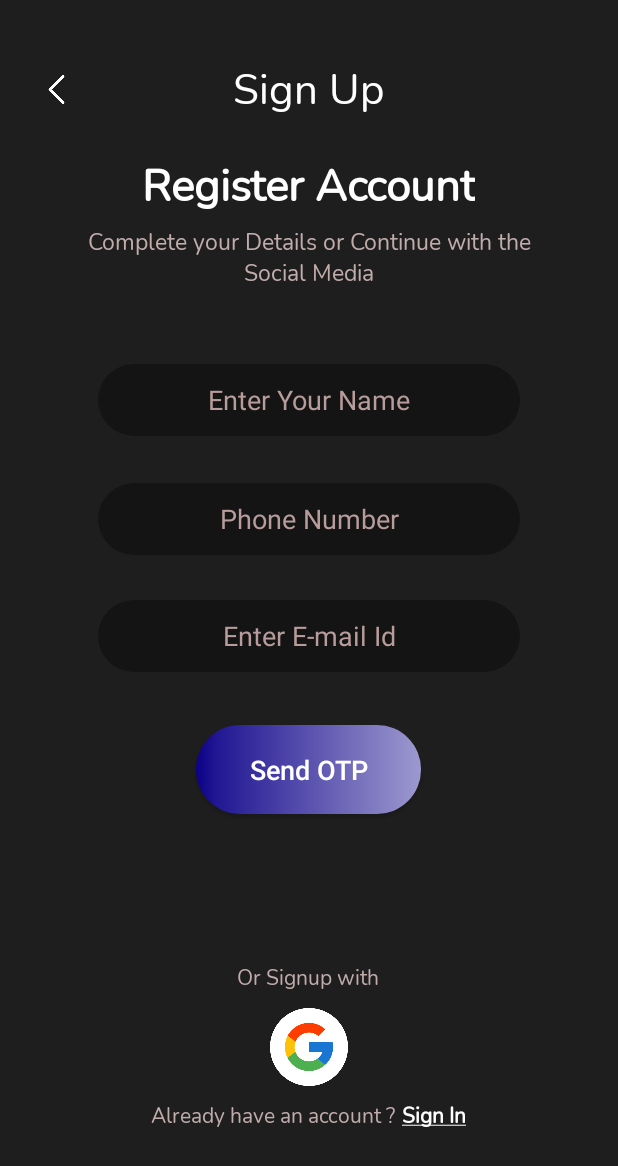
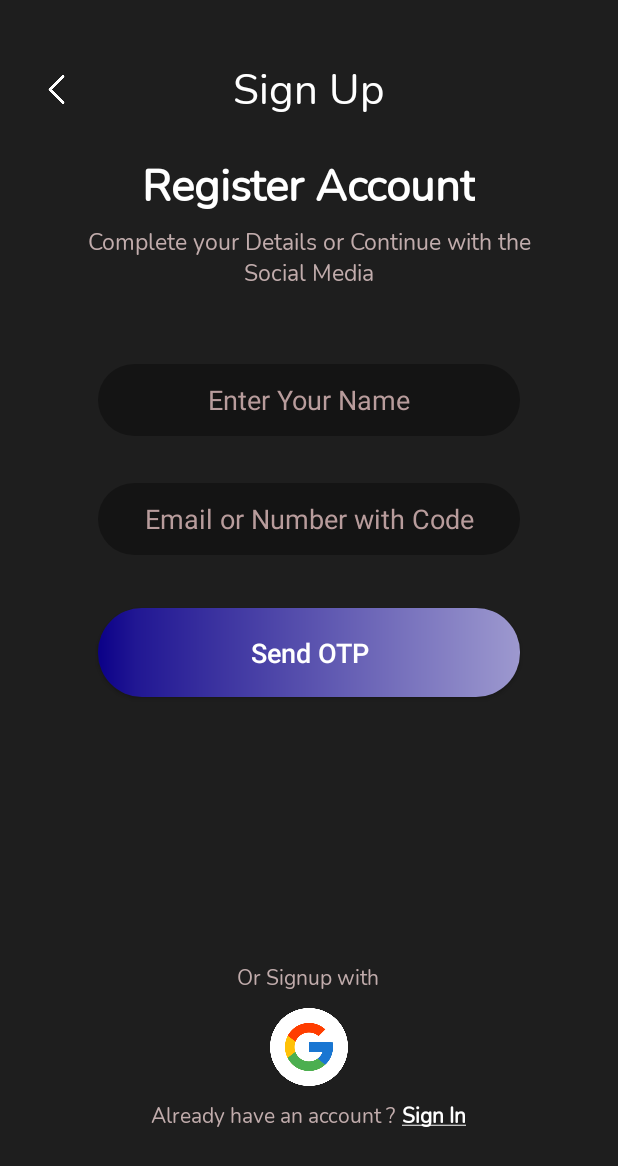
Before and after one commit to rishabhraj1572/GemX, an Android app: the SignupActivity screen opened directly, with no data from a screen before it, on a phone screen of 412 x 824 dp. Shown: the top 1166 px of the screen. Run offline under Robolectric (Android 15) with nearby library versions, the phone set to English and light mode, and no system bars.

Commit message:
Completed till page 20

```diff
--- a/app/build.gradle.kts
+++ b/app/build.gradle.kts
@@ -8,7 +8,7 @@ android {
 
     defaultConfig {
         applicationId = "com.gemx.gemx"
-        minSdk = 21
+        minSdk = 23
         targetSdk = 34
         versionCode = 1
         versionName = "1.0"
@@ -42,4 +42,7 @@ dependencies {
     androidTestImplementation(libs.espresso.core)
 
     implementation ("com.airbnb.android:lottie:3.4.0")
+
+    implementation(platform("com.google.firebase:firebase-bom:33.1.0"))
+    implementation("com.google.firebase:firebase-auth")
 }
--- a/app/src/main/java/com/gemx/gemx/SignupActivity.java
+++ b/app/src/main/java/com/gemx/gemx/SignupActivity.java
@@ -2,13 +2,19 @@ package com.gemx.gemx;
 
 import android.content.Intent;
 import android.os.Bundle;
+import android.text.Editable;
+import android.text.TextWatcher;
+import android.util.Patterns;
+import android.view.View;
 import android.widget.Button;
+import android.widget.EditText;
 import android.widget.ImageView;
 import android.widget.TextView;
 
 import androidx.activity.EdgeToEdge;
 import androidx.annotation.Nullable;
 import androidx.appcompat.app.AppCompatActivity;
+
 
 public class SignupActivity extends AppCompatActivity {
     @Override
@@ -23,14 +29,44 @@ public class SignupActivity extends AppCompatActivity {
 
         backBtn.setOnClickListener(v-> finish());
 
-        signinBtn.setOnClickListener(v->{
-           onBackPressed();
-        });
+        signinBtn.setOnClickListener(v-> onBackPressed());
 
         sendOTP.setOnClickListener(v->{
             Intent i = new Intent(this,OTPActivity.class);
             startActivity(i);
         });
+
+        EditText userName = findViewById(R.id.et_username);
+        EditText userId = findViewById(R.id.et_phone_email);
+        EditText userPass = findViewById(R.id.et_password);
+
+        userId.addTextChangedListener(new TextWatcher() {
+            @Override
+            public void beforeTextChanged(CharSequence charSequence, int i, int i1, int i2) {
+                // No need
+            }
+
+            @Override
+            public void onTextChanged(CharSequence charSequence, int i, int i1, int i2) {
+                if (isValidEmail(charSequence.toString())) {
+                    userPass.setVisibility(View.VISIBLE);
+                    sendOTP.setText("Continue");
+                } else {
+                    userPass.setVisibility(View.GONE);
+                    sendOTP.setText("Send OTP");
+                }
+            }
+
+            @Override
+            public void afterTextChanged(Editable editable) {
+                // No need
+            }
+        });
+
+    }
+
+    private boolean isValidEmail(String email) {
+        return Patterns.EMAIL_ADDRESS.matcher(email).matches();
     }
 
     @Override
--- a/app/src/main/java/com/gemx/gemx/TalkActivity.java
+++ b/app/src/main/java/com/gemx/gemx/TalkActivity.java
@@ -1,6 +1,7 @@
 package com.gemx.gemx;
 
 import android.os.Bundle;
+import android.widget.ImageView;
 
 import androidx.annotation.Nullable;
 import androidx.appcompat.app.AppCompatActivity;
@@ -10,6 +11,10 @@ public class TalkActivity extends AppCompatActivity {
     protected void onCreate(@Nullable Bundle savedInstanceState) {
         super.onCreate(savedInstanceState);
         setContentView(R.layout.activity_talk);
+
+        ImageView backBtn = findViewById(R.id.back);
+
+        backBtn.setOnClickListener(v->finish());
     }
 
     @Override
--- a/app/src/main/res/layout/activity_signup.xml
+++ b/app/src/main/res/layout/activity_signup.xml
@@ -69,28 +69,13 @@
 
     <!-- Password EditText -->
     <EditText
-        android:id="@+id/et_password"
+        android:id="@+id/et_phone_email"
         android:layout_width="281dp"
         android:layout_height="48dp"
         android:layout_below="@id/et_username"
         android:layout_centerHorizontal="true"
         android:background="@drawable/edittext_bg"
-        android:hint="Phone Number"
-        android:gravity="center"
-        android:textColorHint="@color/hint"
-        android:textColor="@color/white"
-        android:layout_marginTop="30dp"
-        android:inputType="number"
-        android:padding="10dp"/>
-
-    <EditText
-        android:id="@+id/et_email"
-        android:layout_width="281dp"
-        android:layout_height="48dp"
-        android:layout_below="@id/et_password"
-        android:layout_centerHorizontal="true"
-        android:background="@drawable/edittext_bg"
-        android:hint="Enter E-mail Id"
+        android:hint="Email or Number with Code"
         android:gravity="center"
         android:textColorHint="@color/hint"
         android:textColor="@color/white"
@@ -98,20 +83,37 @@
         android:inputType="text"
         android:padding="10dp"/>
 
+    <EditText
+        android:id="@+id/et_password"
+        android:layout_width="281dp"
+        android:layout_height="48dp"
+        android:layout_below="@id/et_phone_email"
+        android:layout_centerHorizontal="true"
+        android:background="@drawable/edittext_bg"
+        android:hint="Enter Password"
+        android:gravity="center"
+        android:textColorHint="@color/hint"
+        android:textColor="@color/white"
+        android:layout_marginTop="30dp"
+        android:inputType="textPassword"
+        android:visibility="gone"
+        android:padding="10dp"/>
+
     <!-- Login Btn -->
     <Button
         android:id="@+id/send_btn"
         android:layout_width="150dp"
         android:layout_height="59dp"
-        android:layout_below="@id/et_email"
+        android:layout_below="@id/et_password"
+        android:layout_alignStart="@+id/et_phone_email"
+        android:layout_alignEnd="@+id/et_phone_email"
         android:layout_marginTop="35dp"
         android:background="@drawable/button_bg"
         android:padding="12dp"
         android:text="Send OTP"
-        android:textSize="18sp"
+        android:textAllCaps="false"
         android:textColor="@color/white"
-        android:textAllCaps="false"
-        android:layout_centerHorizontal="true"/>
+        android:textSize="18sp" />
 
 
     <TextView
```
Also changed, not shown: app/src/main/java/com/gemx/gemx/HomeActivity.java (+3 -6 lines).
